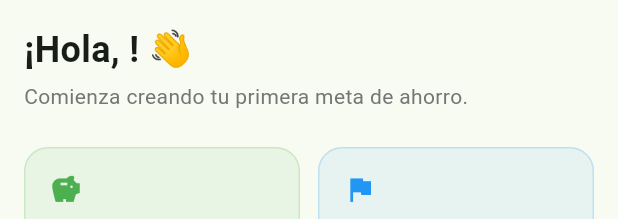
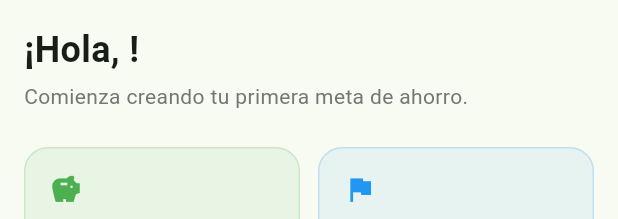
Before and after one commit to rapyy542/Proyectodegrado-app, a Flutter app: the DashboardScreen widget shown alone on an empty page, opened directly, on a phone screen of 412 x 824 dp. Shown: the top 219 px of the screen. Run offline on Flutter 3.47's test engine with Material 3 defaults, Android fonts, the light colour scheme and no system bars; our stand-ins replace cloud_firestore, firebase_auth, firebase_core, google_sign_in; accounts and stored records are empty; generated files the repository leaves out were written again.

Commit message:
debug con el celular

```diff
--- a/lib/screens/dashboard_screen.dart
+++ b/lib/screens/dashboard_screen.dart
@@ -42,7 +42,7 @@ class DashboardScreen extends StatelessWidget {
             crossAxisAlignment: CrossAxisAlignment.start,
             children: [
               Text(
-                '¡Hola, ${user.displayName?.split(' ').first ?? 'usuario'}! 👋',
+                '¡Hola, ${user.displayName?.split(' ').first ?? 'usuario'}! ',
                 style: const TextStyle(
                   fontSize: 24,
                   fontWeight: FontWeight.bold,
```
